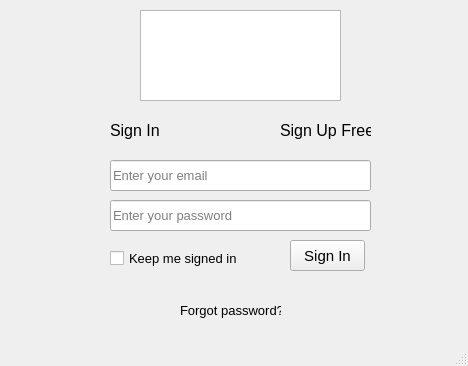
First picture: the form in reluu_application/GUI_improvements/Login menu.ui, repository e-remington-lee/record_video, before the edit.
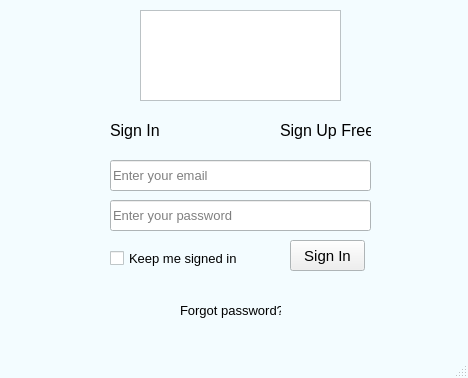
Second picture: the form after the edit.

What changed in the file:
```diff
--- a/reluu_application/GUI_improvements/Login menu.ui
+++ b/reluu_application/GUI_improvements/Login menu.ui
@@ -7,9 +7,73 @@
     <x>0</x>
     <y>0</y>
     <width>468</width>
-    <height>366</height>
+    <height>378</height>
    </rect>
   </property>
+  <property name="palette">
+   <palette>
+    <active>
+     <colorrole role="Base">
+      <brush brushstyle="SolidPattern">
+       <color alpha="255">
+        <red>255</red>
+        <green>255</green>
+        <blue>255</blue>
+       </color>
+      </brush>
+     </colorrole>
+     <colorrole role="Window">
+      <brush brushstyle="SolidPattern">
+       <color alpha="255">
+        <red>243</red>
+        <green>252</green>
+        <blue>255</blue>
+       </color>
+      </brush>
+     </colorrole>
+    </active>
+    <inactive>
+     <colorrole role="Base">
+      <brush brushstyle="SolidPattern">
+       <color alpha="255">
+        <red>255</red>
+        <green>255</green>
+        <blue>255</blue>
+       </color>
+      </brush>
+     </colorrole>
+     <colorrole role="Window">
+      <brush brushstyle="SolidPattern">
+       <color alpha="255">
+        <red>243</red>
+        <green>252</green>
+        <blue>255</blue>
+       </color>
+      </brush>
+     </colorrole>
+    </inactive>
+    <disabled>
+     <colorrole role="Base">
+      <brush brushstyle="SolidPattern">
+       <color alpha="255">
+        <red>243</red>
+        <green>252</green>
+        <blue>255</blue>
+       </color>
+      </brush>
+     </colorrole>
+     <colorrole role="Window">
+      <brush brushstyle="SolidPattern">
+       <color alpha="255">
+        <red>243</red>
+        <green>252</green>
+        <blue>255</blue>
+       </color>
+      </brush>
+     </colorrole>
+    </disabled>
+   </palette>
+  </property>
   <property name="windowTitle">
    <string>ReLuu</string>
   </property>
```
